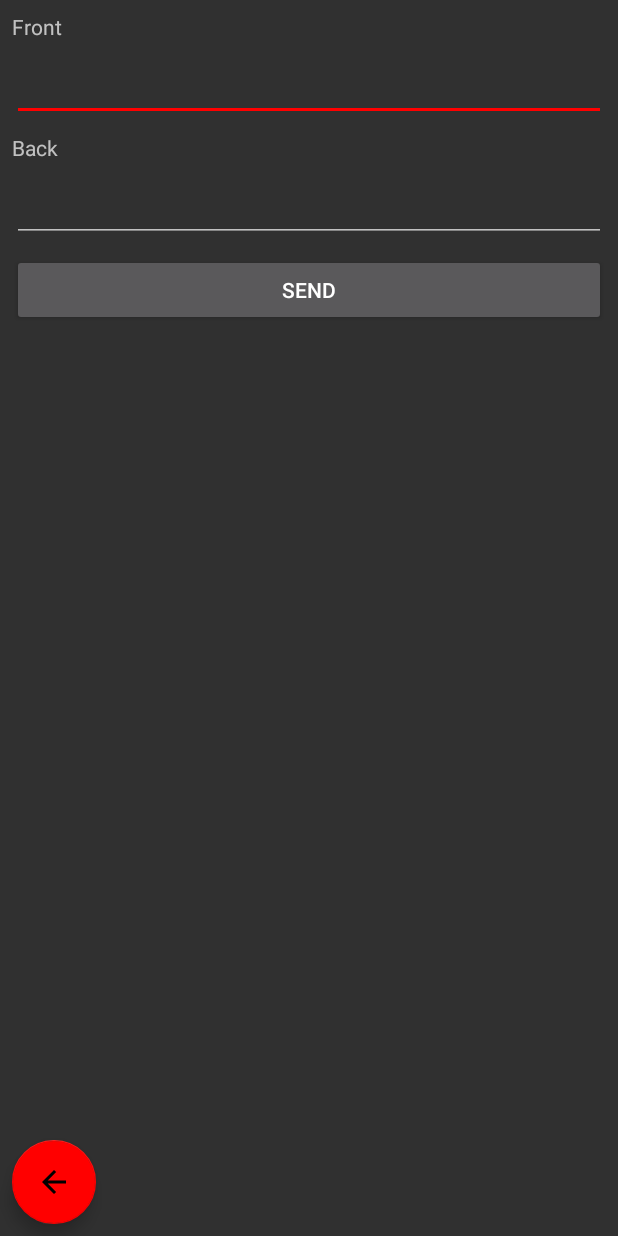
After one commit to xeyqe/DBdict, an Android app: the ankiSend screen opened directly, with no data from a screen before it, on a phone screen of 412 x 824 dp. The commit adds this screen. Run offline under Robolectric (Android 15) with nearby library versions, the phone set to English and light mode, and no system bars.

Commit message:
anki intent

```diff
--- /dev/null
+++ b/app/src/main/java/com/xeyqe/myapplication/ankiSend.java
@@ -0,0 +1,66 @@
+package com.xeyqe.myapplication;
+
+import android.content.Intent;
+import android.support.design.widget.FloatingActionButton;
+import android.support.v4.app.ShareCompat;
+import android.support.v7.app.AppCompatActivity;
+import android.os.Bundle;
+import android.view.View;
+import android.widget.Button;
+import android.widget.EditText;
+
+
+public class ankiSend extends AppCompatActivity {
+    public static final String EXTRA_WORD = "com.xeyqe.myapplication.EXTRA_WORD";
+    public static final String EXTRA_MEANING = "com.xeyqe.myapplication.EXTRA_MEANING";
+
+    private EditText editTextFront;
+    private EditText editTextBack;
+    private Button button;
+    private FloatingActionButton floatingActionButton;
+
+
+    @Override
+    protected void onCreate(Bundle savedInstanceState) {
+        super.onCreate(savedInstanceState);
+        setContentView(R.layout.activity_anki_send);
+
+        floatingActionButton = findViewById(R.id.buChangeActivity);
+        floatingActionButton.setOnClickListener(new View.OnClickListener() {
+            @Override
+            public void onClick(View v) {
+                Intent intent = new Intent(ankiSend.this, myMemory.class);
+                startActivity(intent);
+            }
+        });
+
+
+        editTextFront = findViewById(R.id.editTextFront);
+        editTextBack = findViewById(R.id.editTextBack);
+        button = findViewById(R.id.button);
+
+
+        Intent intent = getIntent();
+
+        editTextFront.setText(intent.getStringExtra(EXTRA_WORD));
+        editTextBack.setText(intent.getStringExtra(EXTRA_MEANING));
+
+        button.setOnClickListener(new View.OnClickListener() {
+            @Override
+            public void onClick(View v) {
+                String word = editTextFront.getText().toString();
+                String meaning = editTextBack.getText().toString();
+
+                Intent shareIntent = ShareCompat.IntentBuilder.from(ankiSend.this)
+                        .setType("text/plain")
+                        .setSubject(word)
+                        .setText(meaning)
+                        .getIntent();
+                if (shareIntent.resolveActivity(ankiSend.this.getPackageManager()) != null) {
+                    ankiSend.this.startActivity(shareIntent);
+                }
+            }
+        });
+
+    }
+}
--- a/app/src/main/res/layout/activity_anki_api.xml
+++ b/app/src/main/res/layout/activity_anki_send.xml
@@ -4,7 +4,7 @@
     xmlns:tools="http://schemas.android.com/tools"
     android:layout_width="match_parent"
     android:layout_height="match_parent"
-    tools:context=".ankiApi">
+    tools:context=".ankiSend">
 
     <EditText
         android:id="@+id/editTextFront"
@@ -76,4 +76,16 @@
         app:layout_constraintHorizontal_bias="0.5"
         app:layout_constraintStart_toStartOf="parent"
         app:layout_constraintTop_toBottomOf="@+id/editTextFront" />
+
+    <android.support.design.widget.FloatingActionButton
+        android:id="@+id/buChangeActivity"
+        android:layout_width="wrap_content"
+        android:layout_height="wrap_content"
+        android:layout_alignParentBottom="true"
+        android:layout_marginStart="8dp"
+        android:layout_marginBottom="8dp"
+        android:src="@drawable/ic_arrow_back_black_24dp"
+        app:layout_constraintBottom_toBottomOf="parent"
+        app:layout_constraintStart_toStartOf="parent" />
+
 </android.support.constraint.ConstraintLayout>
--- a/app/src/main/res/values/strings.xml
+++ b/app/src/main/res/values/strings.xml
@@ -1,3 +1,3 @@
 <resources>
-    <string name="app_name">My Application</string>
+    <string name="app_name">DBdict</string>
 </resources>
```
Also changed, not shown: app/src/main/AndroidManifest.xml (+6 -1 lines), app/src/main/java/com/xeyqe/myapplication/MainActivity.java (+15 -23 lines), app/src/main/java/com/xeyqe/myapplication/ankiApi.java (deleted, +0 -30 lines), app/src/main/res/layout/activity_main.xml (+1 -9 lines).
